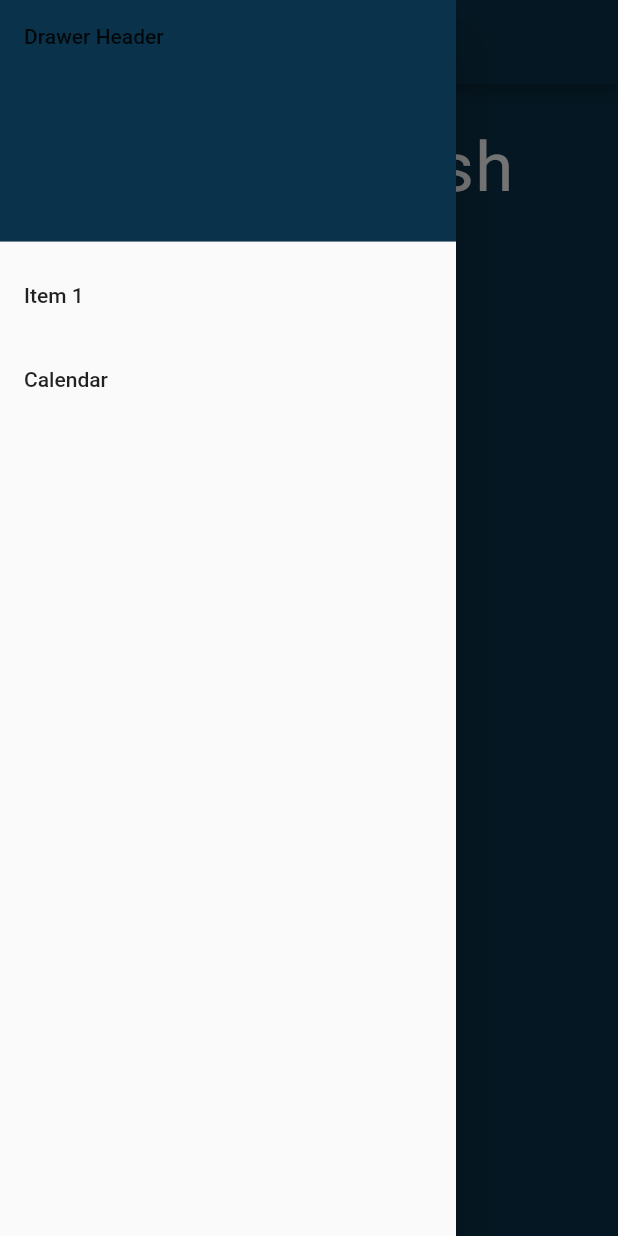
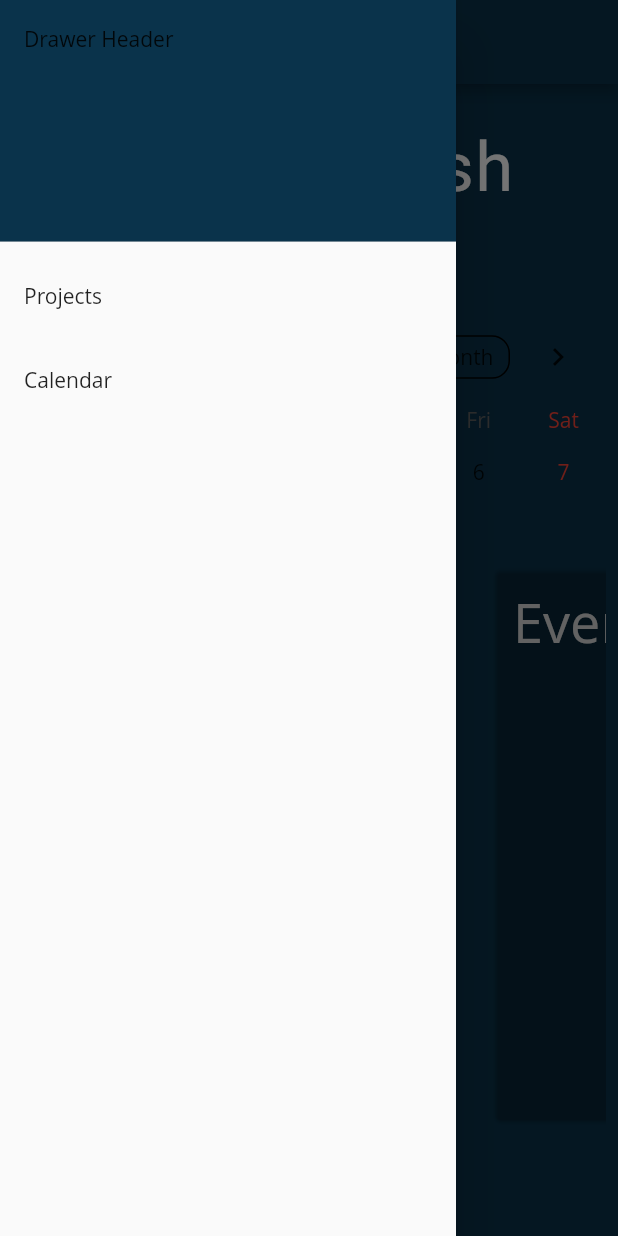
Before and after one commit to MisterJoz/Productivist, a Flutter app: the WelcomePage screen opened directly, with the side drawer open, on a phone screen of 412 x 824 dp. Run offline on Flutter 3.47's test engine with Material 2 defaults, Android fonts, the phone set to English and light mode, and no system bars; drawn by our look-alikes of table_calendar; Roboto replaces fonts that are missing (Calibre-Semibold, Open Sans).

Commit message:
Created Project class and add scrollable cards

```diff
--- a/lib/main.dart
+++ b/lib/main.dart
@@ -14,6 +14,7 @@ class MyApp extends StatelessWidget {
       title: 'Flutter Demo',
       theme: ThemeData(
         primarySwatch: Colors.blue,
+        fontFamily: 'Open Sans',
       ),
       home: MyHomePage(title: 'Flutter Demo Home Page'),
     );
--- /dev/null
+++ b/lib/models/project.dart
@@ -0,0 +1,8 @@
+class Project {
+  int id;
+  String title;
+  String description;
+  DateTime dueDate;
+
+  Project({this.id, this.title, this.description, this.dueDate});
+}
--- a/lib/models/user.dart
+++ b/lib/models/user.dart
@@ -1,7 +1,7 @@
 import 'package:productivist/models/task.dart';
 import 'package:productivist/models/reminder.dart';
 import 'package:productivist/models/event.dart';
-import 'package:flutter/material.dart';
+import 'package:productivist/models/project.dart';
 
 class User {
   int id;
@@ -11,6 +11,7 @@ class User {
   List<Task> tasks;
   List<Reminder> reminders;
   List<Event> events;
+  List<Project> projects;
 
   User(
       {this.id,
@@ -19,7 +20,8 @@ class User {
       this.password,
       this.tasks,
       this.reminders,
-      this.events});
+      this.events,
+      this.projects});
 }
 
 List<Task> myTasks = [
@@ -47,6 +49,14 @@ List<Reminder> myReminders = [
   )
 ];
 
+List<Project> myProjects = [
+  Project(
+      id: 0,
+      title: "iOS App",
+      description: "Productivity App",
+      dueDate: DateTime.now()),
+];
+
 final User currentUser = User(
   id: 0,
   name: "Josh",
@@ -54,4 +64,5 @@ final User currentUser = User(
   password: "password",
   tasks: myTasks,
   reminders: myReminders,
+  projects: myProjects,
 );
--- /dev/null
+++ b/lib/screens/project_page.dart
@@ -0,0 +1,31 @@
+import 'package:flutter/material.dart';
+import 'package:productivist/models/user.dart';
+import 'package:table_calendar/table_calendar.dart';
+import 'package:productivist/screens/calendar_page.dart';
+import 'package:intl/intl.dart';
+
+class ProjectPage extends StatefulWidget {
+  @override
+  _ProjectPageState createState() => _ProjectPageState();
+}
+
+class _ProjectPageState extends State<ProjectPage> {
+  @override
+  Widget build(BuildContext context) {
+    return Scaffold(
+      appBar: AppBar(
+        title: Text("Your Projects"),
+        backgroundColor: Color.fromRGBO(10, 51, 75, 1),
+      ),
+      body: Container(
+        child: Column(
+          children: <Widget>[
+            ListTile(
+              title: Text(currentUser.projects[0].title),
+            )
+          ],
+        ),
+      ),
+    );
+  }
+}
--- a/lib/screens/welcome_page.dart
+++ b/lib/screens/welcome_page.dart
@@ -1,7 +1,9 @@
 import 'package:flutter/material.dart';
 import 'package:productivist/models/user.dart';
+import 'package:productivist/screens/project_page.dart';
 import 'package:table_calendar/table_calendar.dart';
 import 'package:productivist/screens/calendar_page.dart';
+import 'package:intl/intl.dart';
 
 class WelcomePage extends StatefulWidget {
   @override
@@ -9,6 +11,15 @@ class WelcomePage extends StatefulWidget {
 }
 
 class _WelcomePageState extends State<WelcomePage> {
+  String formattedDate = DateFormat('EEE d MMM').format(DateTime.now());
+
+  CalendarController _controller;
+  @override
+  void initState() {
+    super.initState();
+    _controller = CalendarController();
+  }
+
   @override
   Widget build(BuildContext context) {
     return Scaffold(
@@ -31,12 +42,15 @@ class _WelcomePageState extends State<WelcomePage> {
               ),
             ),
             ListTile(
-              title: Text('Item 1'),
+              title: Text('Projects'),
               onTap: () {
                 // Update the state of the app
                 // ...
                 // Then close the drawer
                 Navigator.pop(context);
+                Navigator.push(context,
+                    MaterialPageRoute(builder: (context) => ProjectPage()));
+                setState(() {});
               },
             ),
             ListTile(
@@ -79,7 +93,7 @@ class _WelcomePageState extends State<WelcomePage> {
                   Padding(
                     padding: EdgeInsets.fromLTRB(25, 5, 10, 30),
                     child: Text(
-                      "December 1, 2019",
+                      "$formattedDate",
                       style: TextStyle(
                           color: Colors.white30,
                           fontSize: 20.0,
@@ -89,6 +103,95 @@ class _WelcomePageState extends State<WelcomePage> {
                   )
                 ],
               ),
+              Container(
+                child: TableCalendar(
+                  calendarStyle: CalendarStyle(
+                    todayColor: Color.fromRGBO(10, 51, 75, 1),
+                    selectedColor: Color(0xff01A0C7),
+                  ),
+                  calendarController: _controller,
+                  initialCalendarFormat: CalendarFormat.week,
+                ),
+              ),
+              Container(
+                decoration: BoxDecoration(
+                  color: Color.fromRGBO(10, 51, 75, 1),
+                  borderRadius: BorderRadius.all(Radius.circular(4.0)),
+                ),
+                margin: EdgeInsets.fromLTRB(0, 20, 0, 20),
+                height: 400,
+                child: ListView(
+                  scrollDirection: Axis.horizontal,
+                  children: <Widget>[
+                    Card(
+                      color: Color.fromRGBO(15, 37, 51, 0),
+                      margin: EdgeInsets.fromLTRB(16.0, 16.0, 16.0, 16.0),
+                      child: Padding(
+                        padding: EdgeInsets.all(12.0),
+                        child: Row(
+                          crossAxisAlignment: CrossAxisAlignment.stretch,
+                          children: <Widget>[
+                            SizedBox(
+                              width: 250,
+                              child: Text(
+                                "Tasks",
+                                style: TextStyle(
+                                  fontSize: 36.0,
+                                  color: Colors.grey[350],
+                                ),
+                              ),
+                            ),
+                          ],
+                        ),
+                      ),
+                    ),
+                    Card(
+                      color: Color.fromRGBO(15, 37, 51, 0),
+                      margin: EdgeInsets.fromLTRB(16.0, 16.0, 16.0, 16.0),
+                      child: Padding(
+                        padding: EdgeInsets.all(12.0),
+                        child: Row(
+                          crossAxisAlignment: CrossAxisAlignment.stretch,
+                          children: <Widget>[
+                            SizedBox(
+                              width: 250,
+                              child: Text(
+                                "Events",
+                                style: TextStyle(
+                                  fontSize: 36.0,
+                                  color: Colors.grey[350],
+                                ),
+                              ),
+                            )
+                          ],
+                        ),
+                      ),
+                    ),
+                    Card(
+                      color: Color.fromRGBO(15, 37, 51, 0),
+                      margin: EdgeInsets.fromLTRB(16.0, 16.0, 16.0, 16.0),
+                      child: Padding(
+                        padding: EdgeInsets.all(12.0),
+                        child: Row(
+                          crossAxisAlignment: CrossAxisAlignment.stretch,
+                          children: <Widget>[
+                            SizedBox(
+                              width: 250,
+                              child: Text(
+                                "Reminders",
+                                style: TextStyle(
+                                  fontSize: 36.0,
+                                  color: Colors.grey[350],
+                                ),
+                              ),
+                            )
+                          ],
+                        ),
+                      ),
+                    ),
+                  ],
+                ),
+              )
             ],
           ),
         ),
--- a/pubspec.yaml
+++ b/pubspec.yaml
@@ -24,6 +24,7 @@ dependencies:
   # Use with the CupertinoIcons class for iOS style icons.
   cupertino_icons: ^0.1.2
   table_calendar: ^2.2.1
+  intl: ^0.16.0
 
 dev_dependencies:
   flutter_test:
```
Also changed, not shown: lib/screens/event_page.dart (added), lib/screens/reminder_page.dart (added), lib/screens/task_page.dart (added), pubspec.lock.
